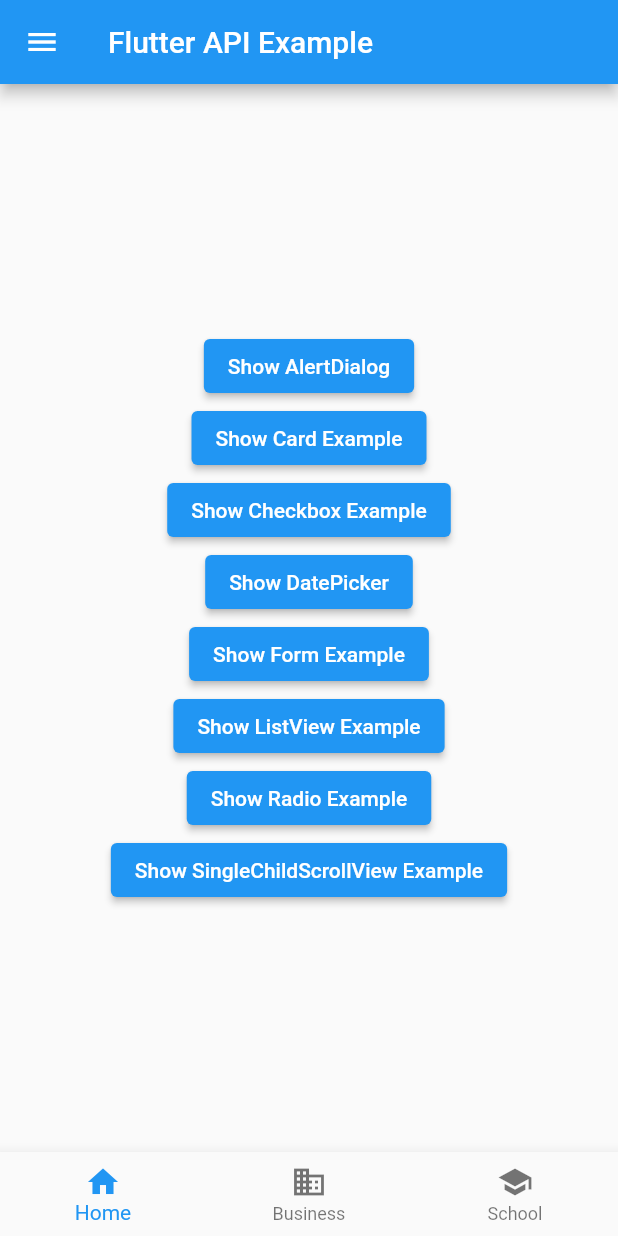
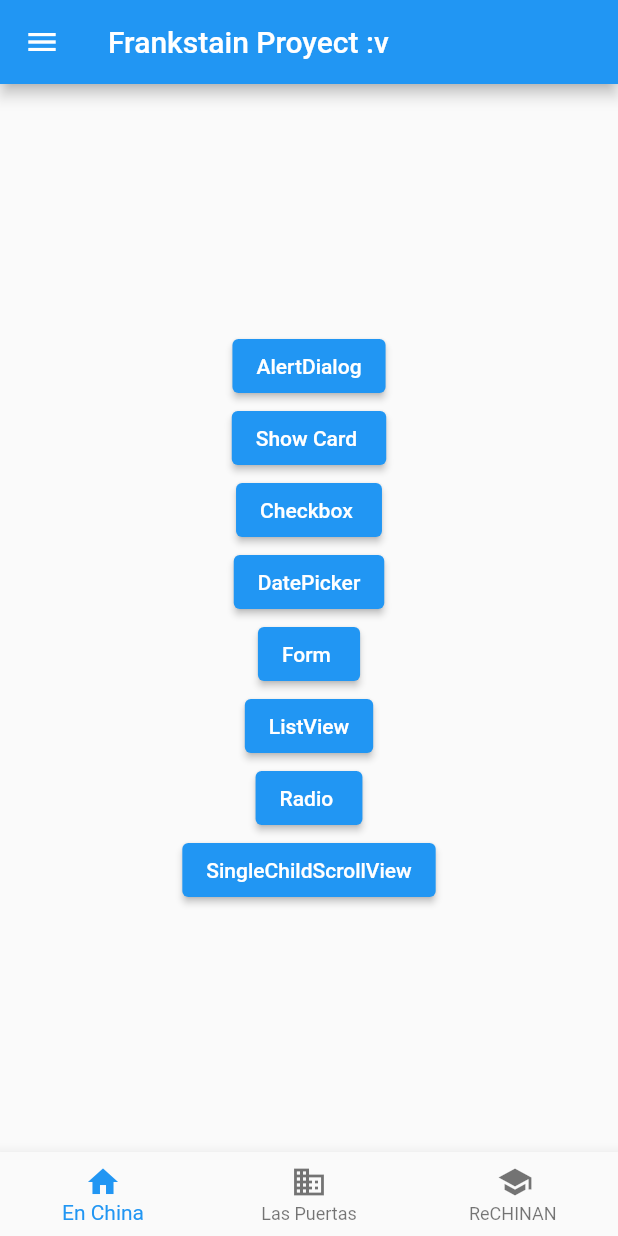
Before and after one commit to EmmanuelSalcido/flutter_frankstein_moviles, a Flutter app: the screen it shows after launch, on a phone screen of 412 x 824 dp. Run offline on Flutter 3.47's test engine with Material 2 defaults, Android fonts, the light colour scheme and no system bars.

Commit message:
Luz al final del tunel xfin

```diff
--- a/lib/main.dart
+++ b/lib/main.dart
@@ -7,8 +7,8 @@
 
   @override
   Widget build(BuildContext context) {
-    return MaterialApp(
-      home: const MyHomePage(),
+    return const MaterialApp(
+      home: MyHomePage(),
     );
   }
 }
@@ -47,13 +47,13 @@
   Widget build(BuildContext context) {
     return Scaffold(
       appBar: AppBar(
-        title: const Text('Flutter API Example'),
+        title: const Text('Frankstain Proyect :v'),
       ),
       drawer: Drawer(
         child: ListView(
           padding: EdgeInsets.zero,
           children: <Widget>[
-            DrawerHeader(
+            const DrawerHeader(
               decoration: BoxDecoration(
                 color: Colors.blue,
               ),
@@ -65,21 +65,21 @@
                 ),
               ),
             ),
-            ListTile(
+            const ListTile(
               leading: Icon(Icons.message),
-              title: Text('Messages'),
+              title: Text('aqui'),
+            ),
+            const ListTile(
+              leading: Icon(Icons.account_circle),
+              title: Text('yace mi '),
+            ),
+            const ListTile(
+              leading: Icon(Icons.settings),
+              title: Text('cordura'),
             ),
             ListTile(
-              leading: Icon(Icons.account_circle),
-              title: Text('Profile'),
-            ),
-            ListTile(
-              leading: Icon(Icons.settings),
-              title: Text('Settings'),
-            ),
-            ListTile(
-              leading: Icon(Icons.arrow_back),
-              title: Text('Back to Main Menu'),
+              leading: const Icon(Icons.arrow_back),
+              title: const Text('Cerrar menu'),
               onTap: () {
                 Navigator.popUntil(context, ModalRoute.withName('/'));
               },
@@ -96,22 +96,22 @@
                 showDialog<String>(
                   context: context,
                   builder: (BuildContext context) => AlertDialog(
-                    title: const Text('AlertDialog Title'),
-                    content: const Text('AlertDialog description'),
+                    title: const Text('ALTO ROBOT'),
+                    content: const Text('ERES UN ROBOT?'),
                     actions: <Widget>[
                       TextButton(
-                        onPressed: () => Navigator.pop(context, 'Cancel'),
-                        child: const Text('Cancel'),
+                        onPressed: () => Navigator.pop(context, 'TALVEZ xd'),
+                        child: const Text('TALVEZ xd'),
                       ),
                       TextButton(
-                        onPressed: () => Navigator.pop(context, 'OK'),
-                        child: const Text('OK'),
+                        onPressed: () => Navigator.pop(context, 'SI'),
+                        child: const Text('SI'),
                       ),
                     ],
                   ),
                 );
               },
-              child: const Text('Show AlertDialog'),
+              child: const Text('AlertDialog'),
             ),
             ElevatedButton(
               onPressed: () {
@@ -122,7 +122,7 @@
                   ),
                 );
               },
-              child: const Text('Show Card Example'),
+              child: const Text('Show Card '),
             ),
             ElevatedButton(
               onPressed: () {
@@ -133,13 +133,13 @@
                   ),
                 );
               },
-              child: const Text('Show Checkbox Example'),
+              child: const Text('Checkbox '),
             ),
             ElevatedButton(
               onPressed: () {
                 _selectDate(context);
               },
-              child: const Text('Show DatePicker'),
+              child: const Text('DatePicker'),
             ),
             ElevatedButton(
               onPressed: () {
@@ -150,7 +150,7 @@
                   ),
                 );
               },
-              child: const Text('Show Form Example'),
+              child: const Text('Form '),
             ),
             ElevatedButton(
               onPressed: () {
@@ -161,7 +161,7 @@
                   ),
                 );
               },
-              child: const Text('Show ListView Example'),
+              child: const Text('ListView'),
             ),
             ElevatedButton(
               onPressed: () {
@@ -172,7 +172,7 @@
                   ),
                 );
               },
-              child: const Text('Show Radio Example'),
+              child: const Text('Radio '),
             ),
             ElevatedButton(
               onPressed: () {
@@ -183,7 +183,7 @@
                   ),
                 );
               },
-              child: const Text('Show SingleChildScrollView Example'),
+              child: const Text('SingleChildScrollView'),
             ),
           ],
         ),
@@ -198,15 +198,15 @@
         items: const <BottomNavigationBarItem>[
           BottomNavigationBarItem(
             icon: Icon(Icons.home),
-            label: 'Home',
+            label: 'En China',
           ),
           BottomNavigationBarItem(
             icon: Icon(Icons.business),
-            label: 'Business',
+            label: 'Las Puertas',
           ),
           BottomNavigationBarItem(
             icon: Icon(Icons.school),
-            label: 'School',
+            label: 'ReCHINAN ',
           ),
         ],
       ),
@@ -221,7 +221,7 @@
   Widget build(BuildContext context) {
     return Scaffold(
       appBar: AppBar(
-        title: const Text('Card Sample'),
+        title: const Text('Card '),
       ),
       body: Center(
         child: Card(
@@ -234,7 +234,7 @@
             child: const SizedBox(
               width: 300,
               height: 100,
-              child: Text('A card that can be tapped'),
+              child: Text('Doxeado'),
             ),
           ),
         ),
@@ -269,7 +269,7 @@
 
     return Scaffold(
       appBar: AppBar(
-        title: const Text('Checkbox Sample'),
+        title: const Text('Checkbox'),
       ),
       body: Center(
         child: Checkbox(
@@ -302,7 +302,7 @@
   Widget build(BuildContext context) {
     return Scaffold(
       appBar: AppBar(
-        title: const Text('Form Sample'),
+        title: const Text('Form'),
       ),
       body: Form(
         key: _formKey,
@@ -311,11 +311,11 @@
           children: <Widget>[
             TextFormField(
               decoration: const InputDecoration(
-                hintText: 'Enter your email',
+                hintText: 'Pon cualquier cosa ',
               ),
               validator: (String? value) {
                 if (value == null || value.isEmpty) {
-                  return 'Please enter some text';
+                  return 'QUE PONGAS ALGO UWU';
                 }
                 return null;
               },
@@ -339,7 +339,7 @@
                 padding: const EdgeInsets.only(top: 16.0),
                 child: Text(
                   'Entered Email: $userEmail',
-                  style: TextStyle(fontSize: 18),
+                  style: const TextStyle(fontSize: 18),
                 ),
               ),
           ],
@@ -354,12 +354,12 @@
 
   @override
   Widget build(BuildContext context) {
-    final List<String> entries = <String>['A', 'B', 'C'];
+    final List<String> entries = <String>['x1', 'x2', 'x3'];
     final List<int> colorCodes = <int>[600, 500, 100];
 
     return Scaffold(
       appBar: AppBar(
-        title: const Text('ListView Example'),
+        title: const Text('ListView '),
       ),
       body: ListView.builder(
         padding: const EdgeInsets.all(8),
@@ -368,7 +368,7 @@
           return Container(
             height: 50,
             color: Colors.amber[colorCodes[index]],
-            child: Center(child: Text('Entry ${entries[index]}')),
+            child: Center(child: Text('YA BASTAAA ${entries[index]}')),
           );
         },
       ),
@@ -390,12 +390,12 @@
   Widget build(BuildContext context) {
     return Scaffold(
       appBar: AppBar(
-        title: const Text('Radio Sample'),
+        title: const Text('Me lo dice como amigo o como jefe?'),
       ),
       body: Column(
         children: <Widget>[
           ListTile(
-            title: const Text('Lafayette'),
+            title: const Text('Como.- Jefecito fiu fiu'),
             leading: Radio<SingingCharacter>(
               value: SingingCharacter.lafayette,
               groupValue: _character,
@@ -407,7 +407,7 @@
             ),
           ),
           ListTile(
-            title: const Text('Thomas Jefferson'),
+            title: const Text('Como.- Pongase a trabajar '),
             leading: Radio<SingingCharacter>(
               value: SingingCharacter.jefferson,
               groupValue: _character,
@@ -447,14 +447,14 @@
                     color: const Color(0xffeeee00), // Yellow
                     height: 120.0,
                     alignment: Alignment.center,
-                    child: const Text('Fixed Height Content'),
+                    child: const Text('Cual es el cafe mas peligroso?'),
                   ),
                   Container(
                     // Another fixed-height child.
                     color: const Color(0xff008000), // Green
                     height: 120.0,
                     alignment: Alignment.center,
-                    child: const Text('Fixed Height Content'),
+                    child: const Text('El exPRESO JSJSJSJ'),
                   ),
                 ],
               ),
```
